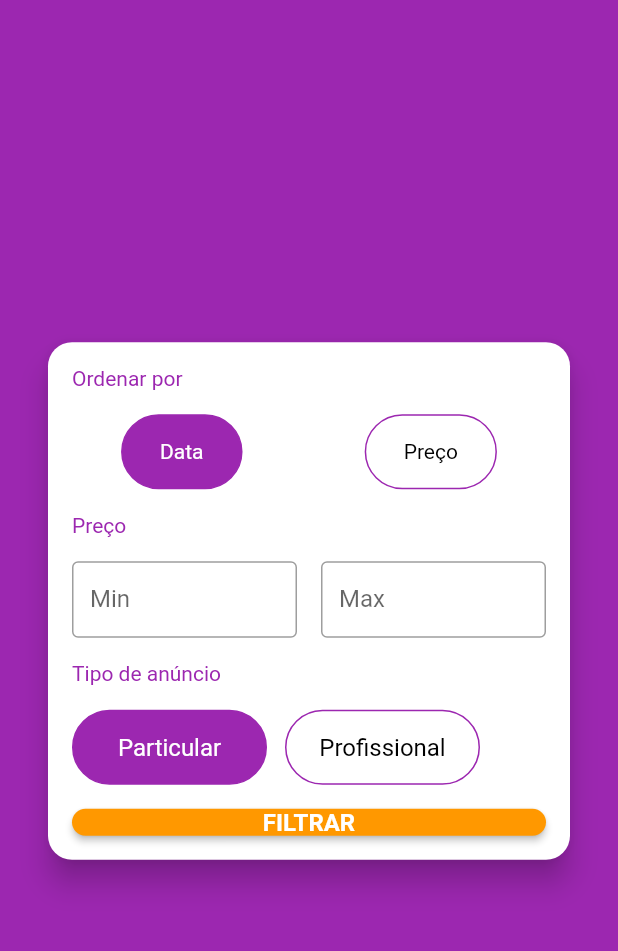
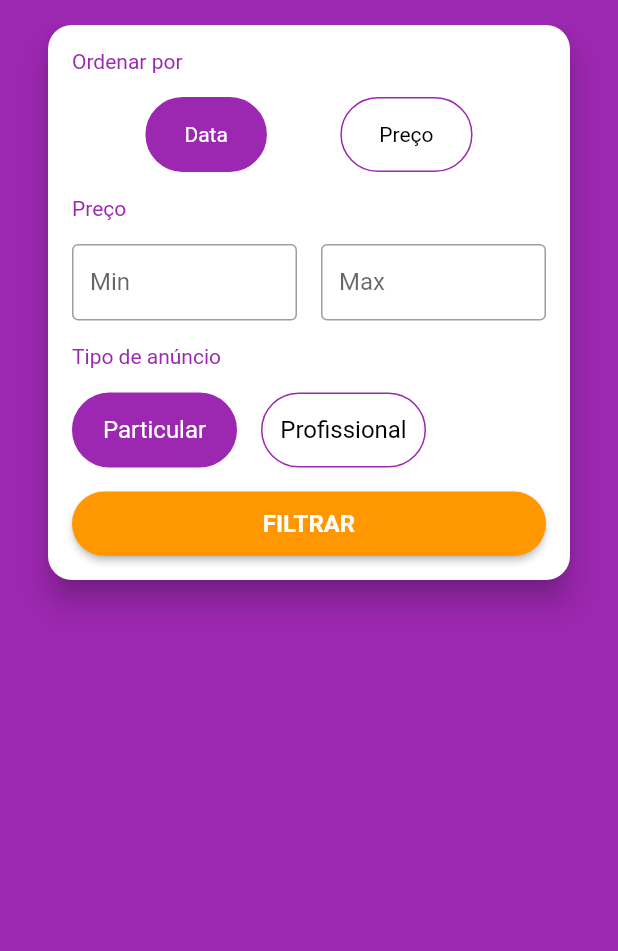
Before and after one commit to Raimundo-Martins/App_XLO, a Flutter app: the FilterScreen screen opened directly, on a phone screen of 412 x 824 dp, the part 59-1010 px from its top. Run offline on Flutter 3.47's test engine with Material 2 defaults, Android fonts, the phone set to English and light mode, and no system bars; our stand-ins replace brasil_fields, cached_network_image, carousel_pro, dio, flutter_mobx, get_it and 7 more; accounts and stored records are empty; generated files the repository leaves out were written again; network calls fail; statements that could not run were skipped.

```diff
--- a/lib/models/adverts.dart
+++ b/lib/models/adverts.dart
@@ -35,13 +35,13 @@ class Adverts {
   }
 
   String id;
-  List images;
+  List images = [];
   String title;
   String description;
   Category category;
   Address address;
   num price;
-  bool hidePhone;
+  bool hidePhone = false;
   AdvertsStatus status = AdvertsStatus.PENDING;
   DateTime created;
   User user;
--- a/lib/screens/create/components/cep_field.dart
+++ b/lib/screens/create/components/cep_field.dart
@@ -18,6 +18,7 @@ class CepField extends StatelessWidget {
       children: [
         Observer(builder: (_) {
           return TextFormField(
+            initialValue: cepStore.cep,
             onChanged: cepStore.setCep,
             keyboardType: TextInputType.number,
             inputFormatters: [
--- a/lib/screens/create/components/images_field.dart
+++ b/lib/screens/create/components/images_field.dart
@@ -71,7 +71,9 @@ class ImagesField extends StatelessWidget {
                       },
                       child: CircleAvatar(
                         radius: 45,
-                        backgroundImage: FileImage(createStore.images[index]),
+                        backgroundImage: createStore.images[index] is File
+                            ? FileImage(createStore.images[index])
+                            : NetworkImage(createStore.images[index]),
                       ),
                     ),
                   );
--- a/lib/screens/filter/components/order_by_field.dart
+++ b/lib/screens/filter/components/order_by_field.dart
@@ -46,7 +46,6 @@ class OrderByField extends StatelessWidget {
             mainAxisAlignment: MainAxisAlignment.spaceEvenly,
             children: [
               buildOption('Data', OrderBy.DATE),
-              SizedBox(width: 16),
               buildOption('Preço', OrderBy.PRICE),
             ],
           );
--- a/lib/screens/filter/components/vendor_type_field.dart
+++ b/lib/screens/filter/components/vendor_type_field.dart
@@ -31,7 +31,7 @@ class VendorTypeField extends StatelessWidget {
                   },
                   child: Container(
                     height: 50,
-                    width: 130,
+                    width: 110,
                     decoration: BoxDecoration(
                       borderRadius: BorderRadius.circular(25),
                       color: filterStore.isTypeParticular
@@ -51,7 +51,7 @@ class VendorTypeField extends StatelessWidget {
                     ),
                   ),
                 ),
-                SizedBox(width: 12),
+                SizedBox(width: 16),
                 GestureDetector(
                   onTap: () {
                     if (filterStore.isTypeProfissional) {
@@ -64,7 +64,7 @@ class VendorTypeField extends StatelessWidget {
                   },
                   child: Container(
                     height: 50,
-                    width: 130,
+                    width: 110,
                     decoration: BoxDecoration(
                       borderRadius: BorderRadius.circular(25),
                       color: filterStore.isTypeProfissional
--- a/lib/screens/filter/filter_screen.dart
+++ b/lib/screens/filter/filter_screen.dart
@@ -16,7 +16,8 @@ class FilterScreen extends StatelessWidget {
         title: Text('Filtros'),
         centerTitle: true,
       ),
-      body: Center(
+      body: SingleChildScrollView(
+        child: Center(
           child: Card(
             margin: EdgeInsets.symmetric(horizontal: 32),
             shape: RoundedRectangleBorder(
@@ -34,7 +35,7 @@ class FilterScreen extends StatelessWidget {
                   VendorTypeField(filterStore),
                   Observer(builder: (_) {
                     return Container(
-                    height: 50,
+                      height: 75,
                       padding: EdgeInsets.symmetric(vertical: 16),
                       child: RaisedButton(
                         shape: RoundedRectangleBorder(
@@ -64,6 +65,7 @@ class FilterScreen extends StatelessWidget {
             ),
           ),
         ),
+      ),
     );
   }
 }
--- a/lib/stores/cep/cep_store.dart
+++ b/lib/stores/cep/cep_store.dart
@@ -6,13 +6,15 @@ part 'cep_store.g.dart';
 class CepStore = _CepStoreBase with _$CepStore;
 
 abstract class _CepStoreBase with Store {
-  _CepStoreBase() {
+  _CepStoreBase(String initialCep) {
     autorun((_) {
       if (clearCep.length != 8)
         _resetCep();
       else
         _searchCep();
     });
+
+    setCep(initialCep);
   }
 
   @observable
```
Also changed, not shown: lib/screens/create/create_screen.dart (+17 -4 lines), lib/screens/my_adverts/components/active_tile.dart (+18 -9 lines), lib/stores/create/create_store.dart (+15 -1 lines). Lines whose indentation alone changed are shown as unchanged.
